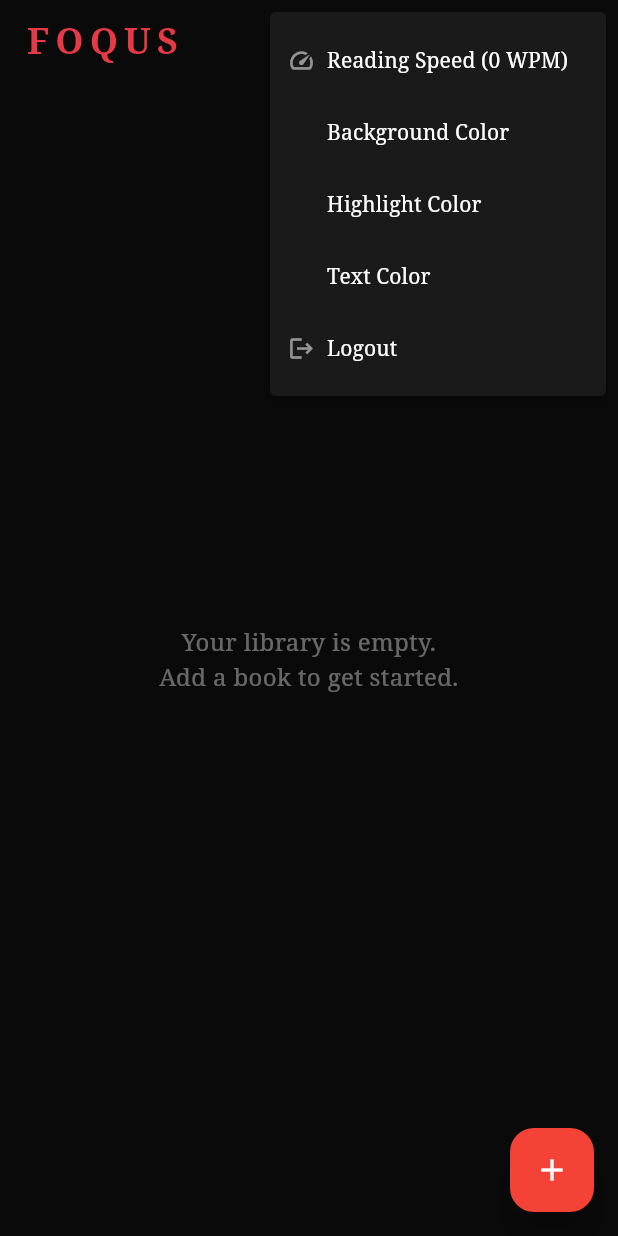
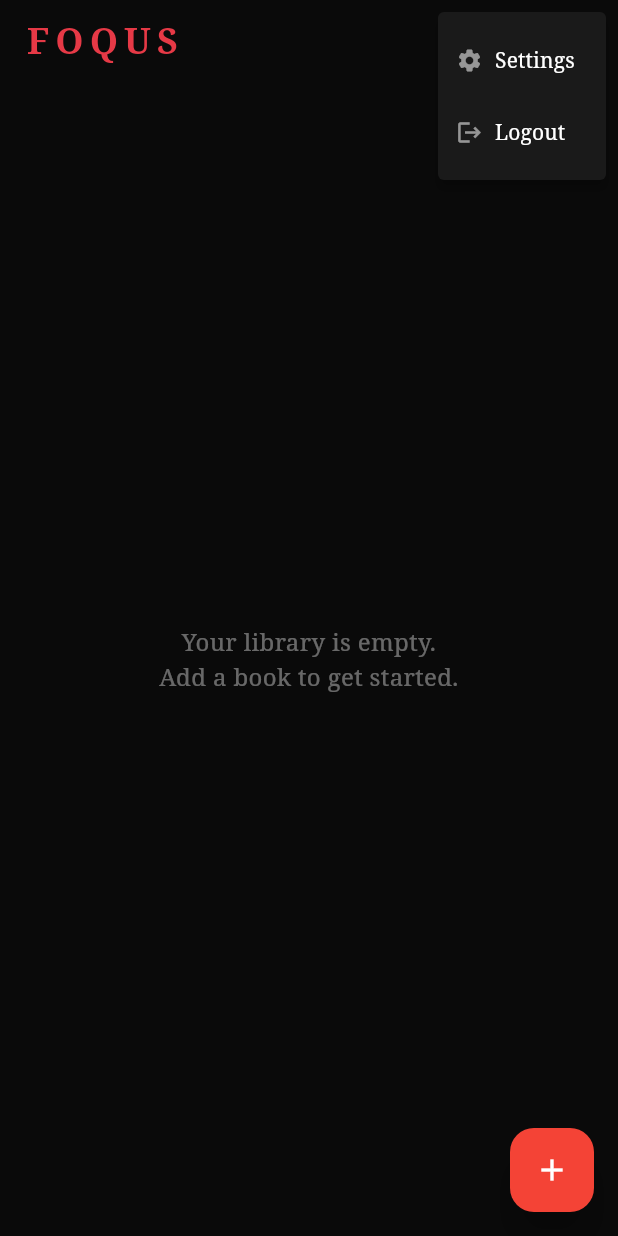
Before and after one commit to jqlnet/foqus_app, a Flutter app: the screen it shows once a user with an empty profile is signed in, after a tap on the "more vert" icon, on a phone screen of 412 x 824 dp. Run offline on Flutter 3.47's test engine with Material 3 defaults, Android fonts, the phone set to English and light mode, and no system bars; our stand-ins replace cloud_firestore, file_picker, firebase_auth, firebase_core, flutter_colorpicker; missing offline and left inert: epubx; accounts and stored records are empty; generated files the repository leaves out were written again.

Commit message:
updated library screent to accept new mechanics, delayed and sentence mode

```diff
--- a/lib/library_screen.dart
+++ b/lib/library_screen.dart
@@ -2,10 +2,10 @@ import 'package:flutter/material.dart';
 import 'package:file_picker/file_picker.dart';
 import 'package:firebase_auth/firebase_auth.dart';
 import 'package:cloud_firestore/cloud_firestore.dart';
-import 'package:flutter_colorpicker/flutter_colorpicker.dart';
 import 'dart:io';
 import 'package:path_provider/path_provider.dart';
 import 'chapter_screen.dart';
+import 'settings_sheet.dart';
 
 class LibraryScreen extends StatefulWidget {
   const LibraryScreen({super.key});
@@ -21,6 +21,8 @@ class _LibraryScreenState extends State<LibraryScreen> {
   Color bgColor = const Color(0xFF0A0A0A);
   Color orpColor = const Color(0xFFE63946);
   Color textColor = Colors.white;
+  bool delayedMode = false;
+  bool sentenceMode = false;
 
   @override
   void initState() {
@@ -46,49 +48,10 @@ class _LibraryScreenState extends State<LibraryScreen> {
         if (data?['bgColor'] != null) bgColor = Color(data!['bgColor'] as int);
         if (data?['orpColor'] != null) orpColor = Color(data!['orpColor'] as int);
         if (data?['textColor'] != null) textColor = Color(data!['textColor'] as int);
+        if (data?['delayedMode'] != null) delayedMode = data!['delayedMode'] as bool;
+        if (data?['sentenceMode'] != null) sentenceMode = data!['sentenceMode'] as bool;
       });
     }
-  }
-
-  Future<void> saveSettings() async {
-    final user = FirebaseAuth.instance.currentUser;
-    if (user == null) return;
-
-    await FirebaseFirestore.instance.collection('users').doc(user.uid).set({
-      'wpm': wpm,
-      'bgColor': bgColor.value,
-      'orpColor': orpColor.value,
-      'textColor': textColor.value,
-    }, SetOptions(merge: true));
-  }
-
-  Future<void> loadWpm() async {
-    final user = FirebaseAuth.instance.currentUser;
-    if (user == null) return;
-
-    final doc = await FirebaseFirestore.instance
-        .collection('users')
-        .doc(user.uid)
-        .get();
-
-    if (doc.exists && doc.data()?['wpm'] != null) {
-      setState(() {
-        wpm = doc.data()!['wpm'] as int;
-      });
-    }
-  }
-
-  Future<void> saveWpm(int newWpm) async {
-    final user = FirebaseAuth.instance.currentUser;
-    if (user == null) return;
-
-    await FirebaseFirestore.instance.collection('users').doc(user.uid).set({
-      'wpm': newWpm,
-    }, SetOptions(merge: true));
-
-    setState(() {
-      wpm = newWpm;
-    });
   }
 
   Future<void> loadBooks() async {
@@ -126,11 +89,11 @@ class _LibraryScreenState extends State<LibraryScreen> {
       final permanentPath = '${appDir.path}/$fileName';
 
       if (books.contains(permanentPath)) {
+        if (mounted) {
           ScaffoldMessenger.of(context).showSnackBar(
-          const SnackBar(
-            content: Text('This book is already in your library!'),
-          ),
+            const SnackBar(content: Text('This book is already in your library!')),
           );
+        }
         return;
       }
 
@@ -148,122 +111,24 @@ class _LibraryScreenState extends State<LibraryScreen> {
     }
   }
 
-  void showColorPickerDialog(
-    String title,
-    Color currentColor,
-    Function(Color) onColorChanged,
-  ) {
-    Color tempColor = currentColor;
-    showDialog(
+  void openSettings() {
+    showModalBottomSheet(
       context: context,
-      builder: (context) => AlertDialog(
-        backgroundColor: const Color(0xFF1a1a1a),
-        title: Text(title, style: const TextStyle(color: Colors.white)),
-        content: SingleChildScrollView(
-          child: ColorPicker(
-            pickerColor: tempColor,
-            onColorChanged: (color) {
-              tempColor = color;
-            },
-            enableAlpha: false,
-            labelTypes: const [],
-          ),
-        ),
-        actions: [
-          TextButton(
-            onPressed: () => Navigator.pop(context),
-            child: const Text(
-              'Cancel',
-              style: TextStyle(color: Colors.white38),
-            ),
-          ),
-          TextButton(
-            onPressed: () {
-              onColorChanged(tempColor);
-              saveSettings();
-              Navigator.pop(context);
-            },
-            child: const Text(
-              'Save',
-              style: TextStyle(color: Color(0xFFE63946)),
-            ),
-          ),
-        ],
-      ),
-    );
-  }
-
-  void showWpmDialog() {
-    int tempWpm = wpm;
-    showDialog(
-      context: context,
-      builder: (context) => StatefulBuilder(
-        builder: (context, setDialogState) => AlertDialog(
-          backgroundColor: const Color(0xFF1a1a1a),
-          title: const Text(
-            'Reading Speed',
-            style: TextStyle(color: Colors.white),
-          ),
-          content: Column(
-            mainAxisSize: MainAxisSize.min,
-            children: [
-              Text(
-                '$tempWpm WPM',
-                style: const TextStyle(
-                  color: Color(0xFFE63946),
-                  fontSize: 24,
-                  fontWeight: FontWeight.bold,
-                ),
-              ),
-              Slider(
-                value: tempWpm.toDouble(),
-                min: 100,
-                max: 1000,
-                divisions: 90,
-                activeColor: const Color(0xFFE63946),
-                inactiveColor: Colors.white12,
-                onChanged: (val) {
-                  setDialogState(() {
-                    tempWpm = val.round();
-                  });
-                },
-              ),
-              const Text(
-                'Average reader: 200-250 WPM',
-                style: TextStyle(color: Colors.white38, fontSize: 12),
-              ),
-              const SizedBox(height: 4),
-              const Text(
-                'Experienced reader: 300-500 WPM',
-                style: TextStyle(color: Colors.white38, fontSize: 12),
-              ),
-              const SizedBox(height: 4),
-              const Text(
-                'Speed reader: 500-1000 WPM',
-                style: TextStyle(color: Colors.white38, fontSize: 12),
-              ),
-            ],
-          ),
-          actions: [
-            TextButton(
-              onPressed: () => Navigator.pop(context),
-              child: const Text(
-                'Cancel',
-                style: TextStyle(color: Colors.white38),
-              ),
-            ),
-            TextButton(
-              onPressed: () {
-                saveWpm(tempWpm);
-                Navigator.pop(context);
-              },
-              child: const Text(
-                'Save',
-                style: TextStyle(color: Color(0xFFE63946)),
-              ),
-            ),
-          ],
-        ),
+      backgroundColor: Colors.transparent,
+      isScrollControlled: true,
+      builder: (context) => SettingsSheet(
+        wpm: wpm,
+        bgColor: bgColor,
+        orpColor: orpColor,
+        textColor: textColor,
+        delayedMode: delayedMode,
+        sentenceMode: sentenceMode,
+        onWpmChanged: (val) => setState(() => wpm = val),
+        onBgColorChanged: (val) => setState(() => bgColor = val),
+        onOrpColorChanged: (val) => setState(() => orpColor = val),
+        onTextColorChanged: (val) => setState(() => textColor = val),
+        onDelayedModeChanged: (val) => setState(() => delayedMode = val),
+        onSentenceModeChanged: (val) => setState(() => sentenceMode = val),
       ),
     );
   }
@@ -288,74 +153,20 @@ class _LibraryScreenState extends State<LibraryScreen> {
             icon: const Icon(Icons.more_vert, color: Colors.white38),
             color: const Color(0xFF1a1a1a),
             onSelected: (value) async {
-              if (value == 'logout') {
+              if (value == 'settings') {
+                openSettings();
+              } else if (value == 'logout') {
                 await FirebaseAuth.instance.signOut();
-              } else if (value == 'wpm') {
-                showWpmDialog();
-              } else if (value == 'bgColor') {
-                showColorPickerDialog('Background Color', bgColor, (color) {
-                  setState(() => bgColor = color);
-                });
-              } else if (value == 'orpColor') {
-                showColorPickerDialog('Highlight Color', orpColor, (color) {
-                  setState(() => orpColor = color);
-                });
-              } else if (value == 'textColor') {
-                showColorPickerDialog('Text Color', textColor, (color) {
-                  setState(() => textColor = color);
-                });
               }
             },
             itemBuilder: (context) => [
-              PopupMenuItem(
-                value: 'wpm',
+              const PopupMenuItem(
+                value: 'settings',
                 child: Row(
                   children: [
-                    const Icon(Icons.speed, color: Colors.white54, size: 18),
-                    const SizedBox(width: 8),
-                    Text(
-                      'Reading Speed ($wpm WPM)',
-                      style: const TextStyle(color: Colors.white),
-                    ),
-                  ],
-                ),
-              ),
-              PopupMenuItem(
-                value: 'bgColor',
-                child: Row(
-                  children: [
-                    Icon(Icons.circle, color: bgColor, size: 18),
-                    const SizedBox(width: 8),
-                    const Text(
-                      'Background Color',
-                      style: TextStyle(color: Colors.white),
-                    ),
-                  ],
-                ),
-              ),
-              PopupMenuItem(
-                value: 'orpColor',
-                child: Row(
-                  children: [
-                    Icon(Icons.circle, color: orpColor, size: 18),
-                    const SizedBox(width: 8),
-                    const Text(
-                      'Highlight Color',
-                      style: TextStyle(color: Colors.white),
-                    ),
-                  ],
-                ),
-              ),
-              PopupMenuItem(
-                value: 'textColor',
-                child: Row(
-                  children: [
-                    Icon(Icons.circle, color: textColor, size: 18),
-                    const SizedBox(width: 8),
-                    const Text(
-                      'Text Color',
-                      style: TextStyle(color: Colors.white),
-                    ),
+                    Icon(Icons.settings, color: Colors.white54, size: 18),
+                    SizedBox(width: 8),
+                    Text('Settings', style: TextStyle(color: Colors.white)),
                   ],
                 ),
               ),
@@ -434,6 +245,8 @@ class _LibraryScreenState extends State<LibraryScreen> {
                                 bgColor: bgColor,
                                 orpColor: orpColor,
                                 textColor: textColor,
+                                delayedMode: delayedMode,
+                                sentenceMode: sentenceMode,
                               ),
                             ),
                           );
```
Lines whose indentation alone changed are shown as unchanged.
